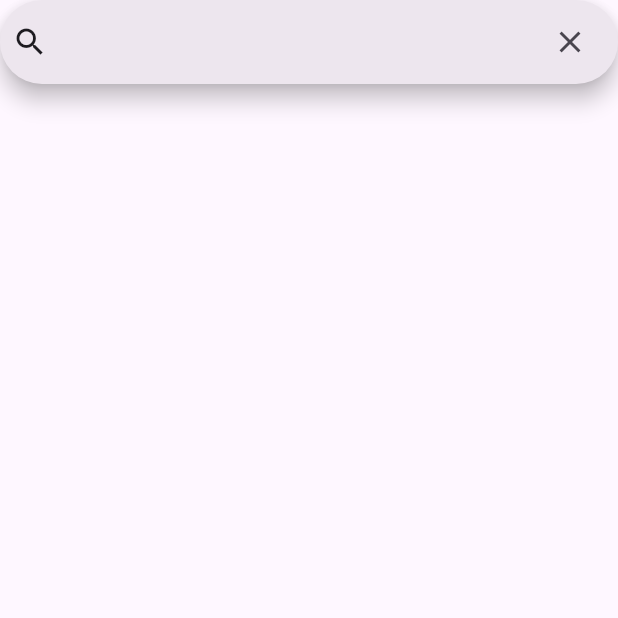
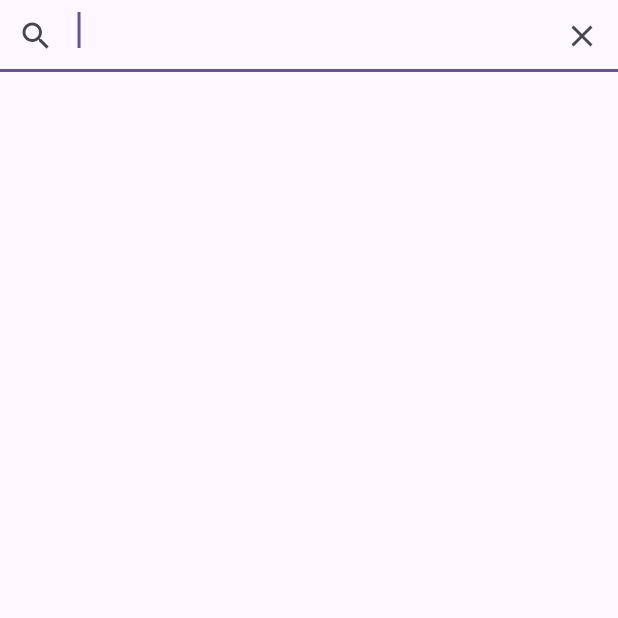
Before and after one commit to jlgrimes/sky-seal, a Flutter app: the AddCardScaffold screen opened directly, on a phone screen of 412 x 824 dp, the top half of it. Run offline on Flutter 3.47's test engine with Material 2 defaults, Android fonts, the phone set to English and light mode, and no system bars; our stand-ins replace after_layout, card_swiper; missing offline and left inert: indexed.

Commit message:
changed to textfield

```diff
--- a/lib/view/add-card-view/add_card_scaffold.dart
+++ b/lib/view/add-card-view/add_card_scaffold.dart
@@ -67,14 +67,14 @@ class _AddCardScaffoldState extends State<AddCardScaffold> {
     return Scaffold(
       body: Container(
           child: Column(children: [
-        SearchBar(
+        TextField(
           controller: _searchController,
-          leading: const Icon(Icons.search),
-          trailing: [
-            IconButton(
-                icon: const Icon(Icons.close),
-                onPressed: () => Navigator.pop(context))
-          ],
+          autofocus: true,
+          decoration: InputDecoration(
+              suffixIcon: IconButton(
+                  icon: const Icon(Icons.close),
+                  onPressed: () => Navigator.pop(context)),
+              prefixIcon: const Icon(Icons.search)),
         ),
         Expanded(
           child: GridView.count(
```
